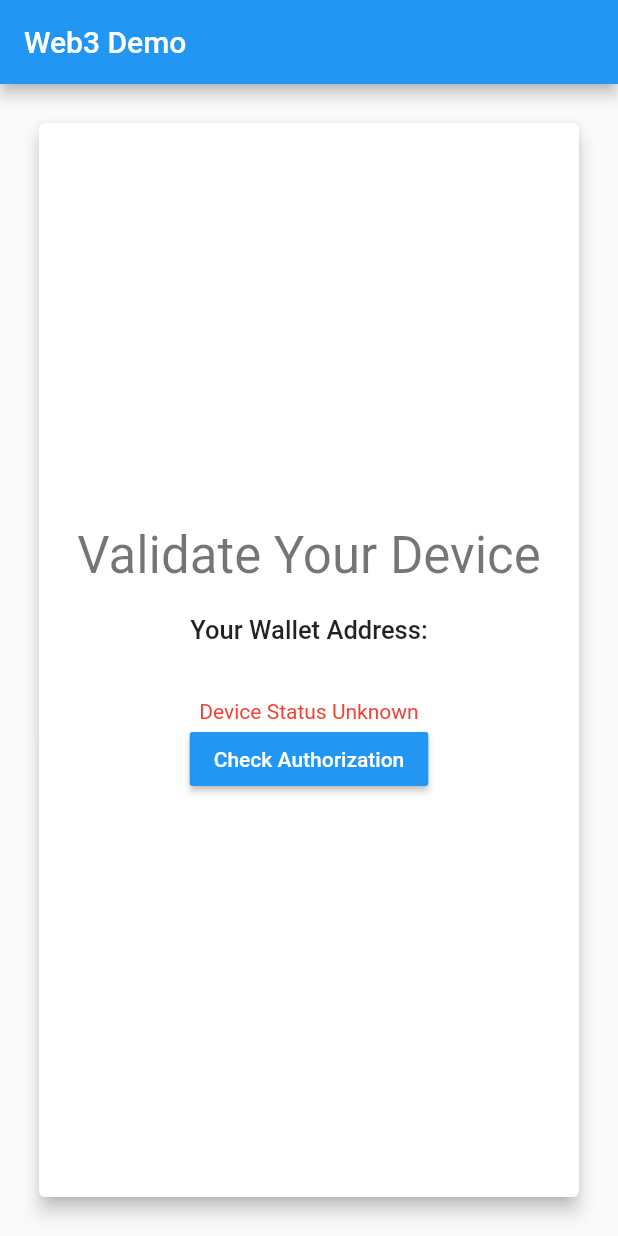
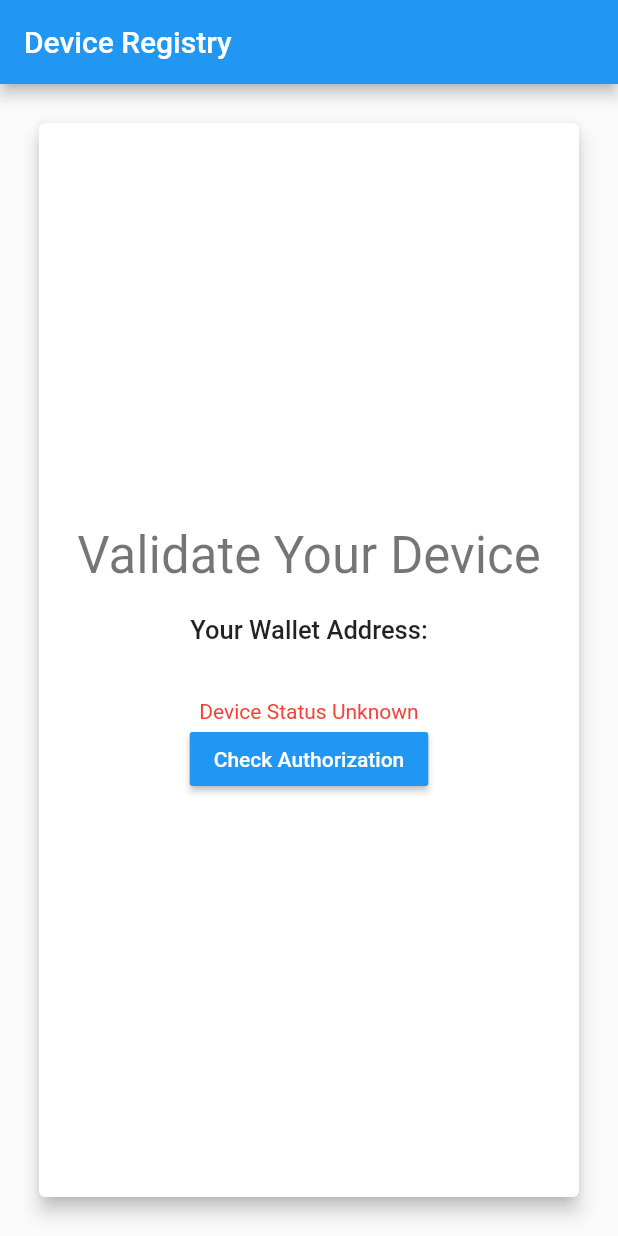
Before and after one commit to mhishami/devreg, a Flutter app: the screen it shows after launch, on a phone screen of 412 x 824 dp. Run offline on Flutter 3.47's test engine with Material 2 defaults, Android fonts, the phone set to English and light mode, and no system bars; our stand-ins replace flutter_dotenv; missing offline and left inert: wallet_hd, web3dart.

Commit message:
Refactor home

```diff
--- a/lib/pages/home_page.dart
+++ b/lib/pages/home_page.dart
@@ -19,12 +19,13 @@ class _HomePageState extends State<HomePage> {
   @override
   void initState() {
     super.initState();
+    prepareAddress();
   }
 
   @override
   Widget build(BuildContext context) {
     return Scaffold(
-      appBar: AppBar(title: Text('Web3 Demo')),
+      appBar: AppBar(title: Text('Device Registry')),
       body: buildContent(context),
     );
   }
@@ -32,9 +33,6 @@ class _HomePageState extends State<HomePage> {
   buildContent(BuildContext context) {
     final theme = Theme.of(context).textTheme;
 
-    return FutureBuilder(
-      future: prepareAdress(),
-      builder: (context, snapshot) {
     return Container(
       margin: EdgeInsets.all(22),
       width: double.infinity,
@@ -78,11 +76,9 @@ class _HomePageState extends State<HomePage> {
         ),
       ),
     );
-      },
-    );
   }
 
-  prepareAdress() async {
+  Future<void> prepareAddress() async {
     // print('prepareAdress::mnemonic: ${widget.mnemonic}');
     final _privKey = WalletHd.ethMnemonicToPrivateKey(widget.mnemonic);
     final _addr = await _privKey.extractAddress();
```
Lines whose indentation alone changed are shown as unchanged.
